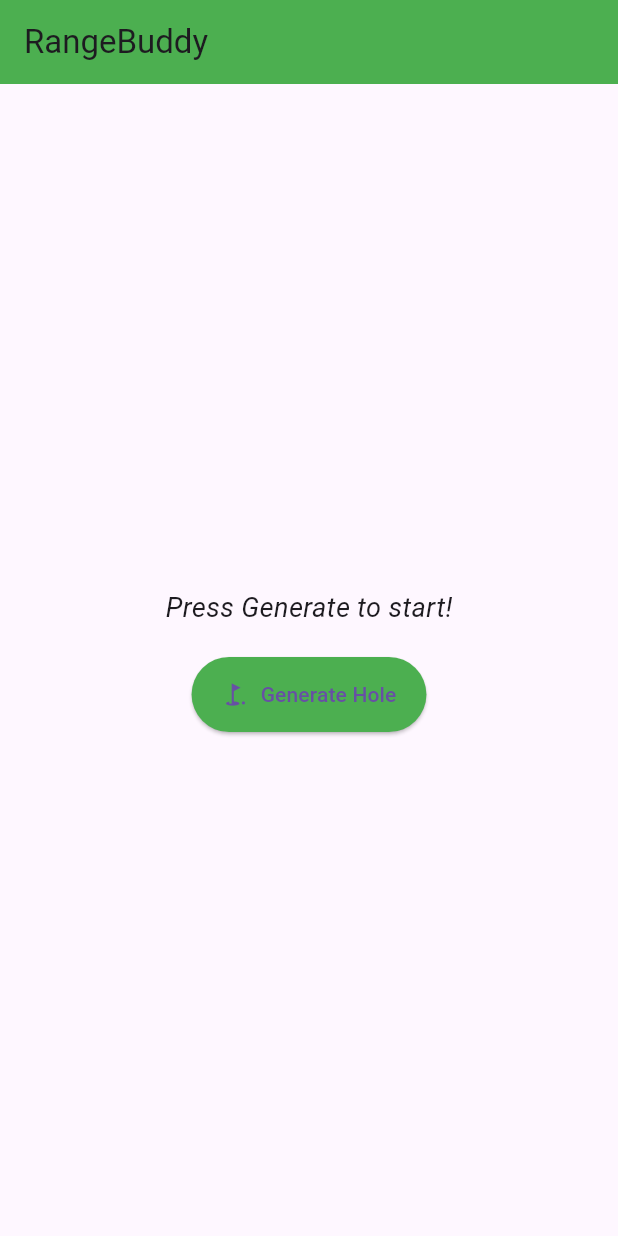
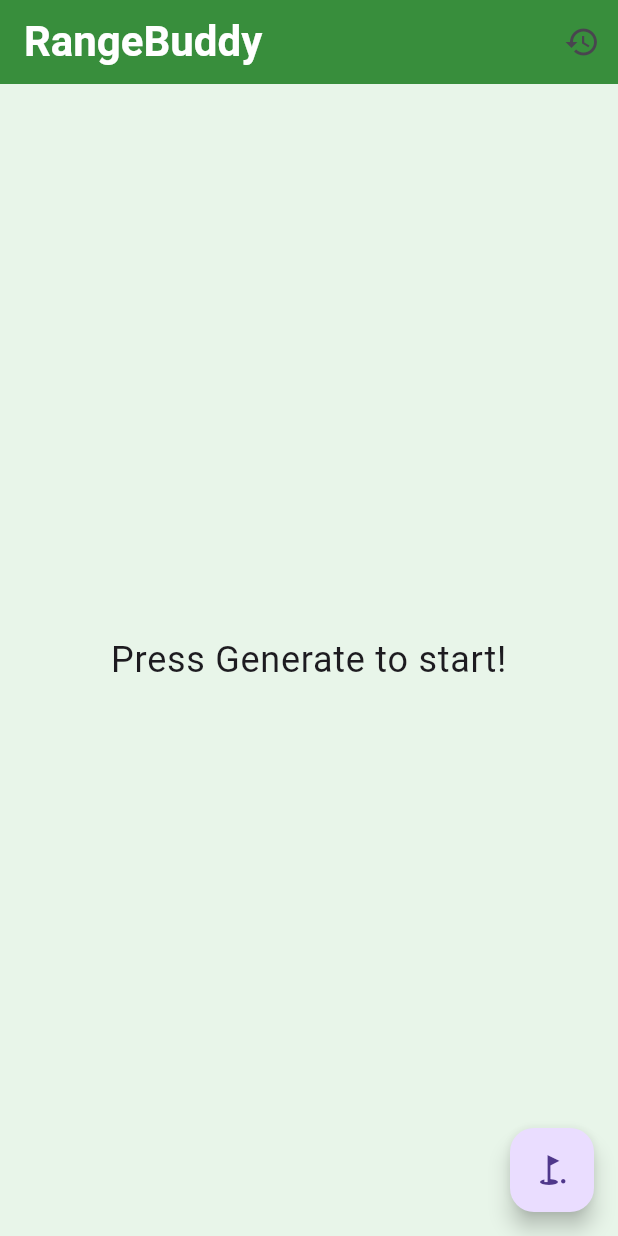
Before and after one commit to jadenkinney-cmyk/RangeBuddy, a Flutter app: the screen it shows after launch, on a phone screen of 412 x 824 dp. Run offline on Flutter 3.47's test engine with Material 3 defaults, Android fonts, the phone set to English and light mode, and no system bars.

Commit message:
Update main.dart with new par logic, hole history, regulation questions, bigger fonts, dark mode, reordered results, and golf vibes

```diff
--- a/lib/main.dart
+++ b/lib/main.dart
@@ -1,5 +1,6 @@
+import 'dart:math';
+
 import 'package:flutter/material.dart';
-import 'dart:math';
 
 void main() {
   runApp(const RangeBuddyApp());
@@ -13,33 +14,125 @@ class RangeBuddyApp extends StatelessWidget {
     return MaterialApp(
       title: 'RangeBuddy',
       theme: ThemeData(
+        brightness: Brightness.light,
         primarySwatch: Colors.green,
+        scaffoldBackgroundColor: Colors.green[50],
+        textTheme: const TextTheme(
+          bodyLarge: TextStyle(fontSize: 24.0), // Bigger font for main text
+          bodyMedium: TextStyle(fontSize: 20.0),
         ),
-      home: const HoleGeneratorScreen(),
+        appBarTheme: const AppBarTheme(
+          backgroundColor: Colors.green[700],
+          titleTextStyle: TextStyle(fontSize: 28.0, fontWeight: FontWeight.bold),
+        ),
+      ),
+      darkTheme: ThemeData(
+        brightness: Brightness.dark,
+        primarySwatch: Colors.green,
+        scaffoldBackgroundColor: Colors.grey[900],
+        textTheme: const TextTheme(
+          bodyLarge: TextStyle(fontSize: 24.0, color: Colors.white), // Bigger font in dark mode
+          bodyMedium: TextStyle(fontSize: 20.0, color: Colors.white70),
+        ),
+        appBarTheme: const AppBarTheme(
+          backgroundColor: Colors.green[900],
+          titleTextStyle: TextStyle(fontSize: 28.0, fontWeight: FontWeight.bold, color: Colors.white),
+        ),
+      ),
+      themeMode: ThemeMode.system, // System dark mode toggle
+      home: const MyHomePage(),
     );
   }
 }
 
-class HoleGeneratorScreen extends StatefulWidget {
-  const HoleGeneratorScreen({super.key});
+class HoleInfo {
+  final int yardage;
+  final int par;
+  final String direction;
+  final int greenDiameter;
+  final bool fairwayInRegulation;
+  final bool greenInRegulation;
+
+  HoleInfo({
+    required this.yardage,
+    required this.par,
+    required this.direction,
+    required this.greenDiameter,
+    this.fairwayInRegulation = false,
+    this.greenInRegulation = false,
+  });
+}
+
+class MyHomePage extends StatefulWidget {
+  const MyHomePage({super.key});
 
   @override
-  State<HoleGeneratorScreen> createState() => _HoleGeneratorScreenState();
+  _MyHomePageState createState() => _MyHomePageState();
 }
 
-class _HoleGeneratorScreenState extends State<HoleGeneratorScreen> {
-  String yardage = '';
-  String par = '';
-  String direction = '';
-  String greenDiameter = '';
+class _MyHomePageState extends State<MyHomePage> {
+  String _holeInfo = 'Press Generate to start!';
+  List<HoleInfo> _holeHistory = [];
+  bool _showQuestions = false;
+  bool _fairwayInRegulation = false;
+  bool _greenInRegulation = false;
 
-  void generateHole() {
+  void _generateHole() {
+    if (_showQuestions && _holeHistory.isNotEmpty) {
+      setState() {
+        _holeHistory[_holeHistory.length - 1] = HoleInfo(
+          yardage: _holeHistory[_holeHistory.length - 1].yardage,
+          par: _holeHistory[_holeHistory.length - 1].par,
+          direction: _holeHistory[_holeHistory.length - 1].direction,
+          greenDiameter: _holeHistory[_holeHistory.length - 1].greenDiameter,
+          fairwayInRegulation: _fairwayInRegulation,
+          greenInRegulation: _greenInRegulation,
+        );
+        _showQuestions = false;
+      });
+      _fairwayInRegulation = false;
+      _greenInRegulation = false;
+    }
+
     final random = Random();
-    setState(() {
-      yardage = (130 + random.nextInt(421)).toString(); // 130-550 yards
-      par = (3 + random.nextInt(3)).toString(); // Par 3-5
-      direction = ['Straight', 'Dogleg Left', 'Dogleg Right'][random.nextInt(3)];
-      greenDiameter = (10 + random.nextInt(11)).toString(); // 10-20 yards
+    int yardage = random.nextInt(451) + 100; // 100-550 yards
+    int par;
+    if (yardage <= 225) {
+      par = 3;
+    } else if (yardage <= 250) {
+      par = random.nextBool() ? 3 : 4;
+    } else if (yardage <= 425) {
+      par = 4;
+    } else if (yardage <= 475) {
+      par = random.nextBool() ? 4 : 5;
+    } else {
+      par = 5;
+    }
+    List<String> directions = ['Straight', 'Dogleg Left', 'Dogleg Right', 'Double Dogleg'];
+    String direction = directions[random.nextInt(directions.length)];
+    int greenDiameter = random.nextInt(21) + 10; // 10-30 yards
+
+    setState() {
+      _holeInfo = 'Yardage: $yardage yards\nDirection: $direction\nPar: $par\nGreen Diameter: $greenDiameter yards';
+      _holeHistory.add(HoleInfo(yardage: yardage, par: par, direction: direction, greenDiameter: greenDiameter));
+      if (_holeHistory.length > 10) {
+        _holeHistory = _holeHistory.sublist(_holeHistory.length - 10);
+      }
+      if (_holeHistory.length > 1) {
+        _showQuestions = true;
+      }
+    });
+  }
+
+  void _updateFairway(bool value) {
+    setState() {
+      _fairwayInRegulation = value;
+    });
+  }
+
+  void _updateGreen(bool value) {
+    setState() {
+      _greenInRegulation = value;
     });
   }
 
@@ -48,32 +141,114 @@ class _HoleGeneratorScreenState extends State<HoleGeneratorScreen> {
     return Scaffold(
       appBar: AppBar(
         title: const Text('RangeBuddy'),
-        backgroundColor: Colors.green,
+        actions: [
+          IconButton(
+            icon: const Icon(Icons.history),
+            onPressed: () {
+              Navigator.push(
+                context,
+                MaterialPageRoute(builder: (context) => HoleHistoryPage(holeHistory: _holeHistory)),
+              );
+            },
           ),
-      body: Center(
+        ],
+      ),
+      body: GestureDetector(
+        onHorizontalDragEnd: (details) {
+          if (details.primaryVelocity! < 0) {
+            Navigator.push(
+              context,
+              MaterialPageRoute(builder: (context) => HoleHistoryPage(holeHistory: _holeHistory)),
+            );
+          }
+        },
+        child: Center(
+          child: Padding(
+            padding: const EdgeInsets.all(16.0),
             child: Column(
               mainAxisAlignment: MainAxisAlignment.center,
               children: [
                 Text(
-              yardage.isEmpty ? 'Press Generate to start!' : 'Yardage: $yardage yards',
-              style: const TextStyle(fontSize: 18, fontStyle: FontStyle.italic),
+                  _holeInfo,
+                  style: Theme.of(context).textTheme.bodyLarge,
+                  textAlign: TextAlign.center,
                 ),
-            if (yardage.isNotEmpty) ...[
-              Text('Par: $par', style: const TextStyle(fontSize: 18)),
-              Text('Direction: $direction', style: const TextStyle(fontSize: 18)),
-              Text('Green Diameter: $greenDiameter yards', style: const TextStyle(fontSize: 18)),
+                if (_showQuestions) ...[
+                  const SizedText(
+                    'Fairway in regulation?',
+                  ),
+                  Row(
+                    mainAxisAlignment: MainAxisAlignment.center,
+                    children: [
+                      IconButton(
+                        icon: Icon(Icons.check_circle, color: Colors.green),
+                        onPressed: () => _updateFairway(true),
+                      ),
+                      IconButton(
+                        icon: Icon(Icons.cancel, color: Colors.red),
+                        onPressed: () => _updateFairway(false),
+                      ),
                     ],
-            const SizedBox(height: 20),
-            ElevatedButton.icon(
-              onPressed: generateHole,
-              icon: const Icon(Icons.golf_course),
-              label: const Text('Generate Hole'),
-              style: ElevatedButton.styleFrom(
-                backgroundColor: Colors.green,
-                padding: const EdgeInsets.symmetric(horizontal: 20, vertical: 15),
+                  ),
+                  const SizedText(
+                    'Green in regulation?',
+                  ),
+                  Row(
+                    mainAxisAlignment: MainAxisAlignment.center,
+                    children: [
+                      IconButton(
+                        icon: Icon(Icons.check_circle, color: Colors.green),
+                        onPressed: () => _updateGreen(true),
+                      ),
+                      IconButton(
+                        icon: Icon(Icons.cancel, color: Colors.red),
+                        onPressed: () => _updateGreen(false),
+                      ),
+                    ],
+                  ),
+                ],
+              ],
             ),
           ),
-          ],
+        ),
+      ),
+      floatingActionButton: FloatingActionButton(
+        onPressed: _generateHole,
+        tooltip: 'Generate Hole',
+        child: const Icon(Icons.golf_course),
+      ),
+    );
+  }
+}
+
+class HoleHistoryPage extends StatelessWidget {
+  final List<HoleInfo> holeHistory;
+
+  const HoleHistoryPage({super.key, required this.holeHistory});
+
+  @override
+  Widget build(BuildContext context) {
+    return Scaffold(
+      appBar: AppBar(
+        title: const Text('Previous Holes'),
+      ),
+      body: GestureDetector(
+        onHorizontalDragEnd: (details) {
+          if (details.primaryVelocity! > 0) {
+            Navigator.pop(context);
+          }
+        },
+        child: ListView.builder(
+          itemCount: holeHistory.length,
+          itemBuilder: (context, index) {
+            final hole = holeHistory[index];
+            return ListTile(
+              title: Text('Hole ${index + 1}'),
+              subtitle: Text(
+                'Yardage: ${hole.yardage} yards\nDirection: ${hole.direction}\nPar: ${hole.par}\nGreen Diameter: ${hole.greenDiameter} yards\nFairway in regulation: ${hole.fairwayInRegulation ? 'Yes' : 'No'}\nGreen in regulation: ${hole.greenInRegulation ? 'Yes' : 'No'}',
+              ),
+            );
+          },
         ),
       ),
     );
```
Lines whose indentation alone changed are shown as unchanged.
